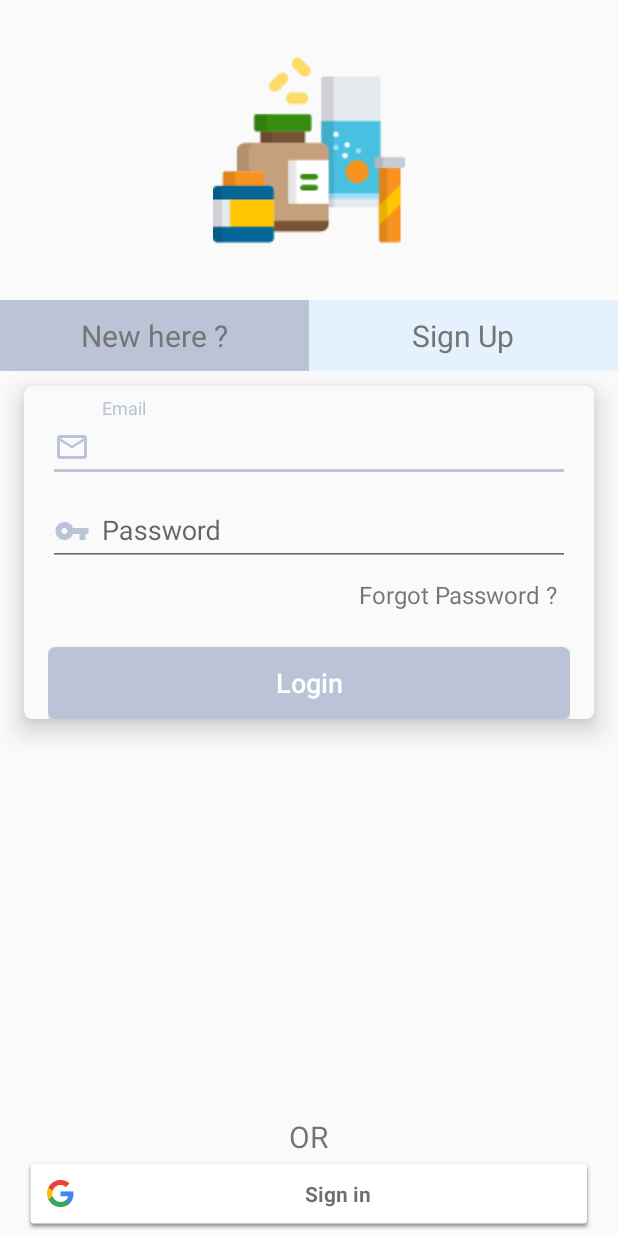
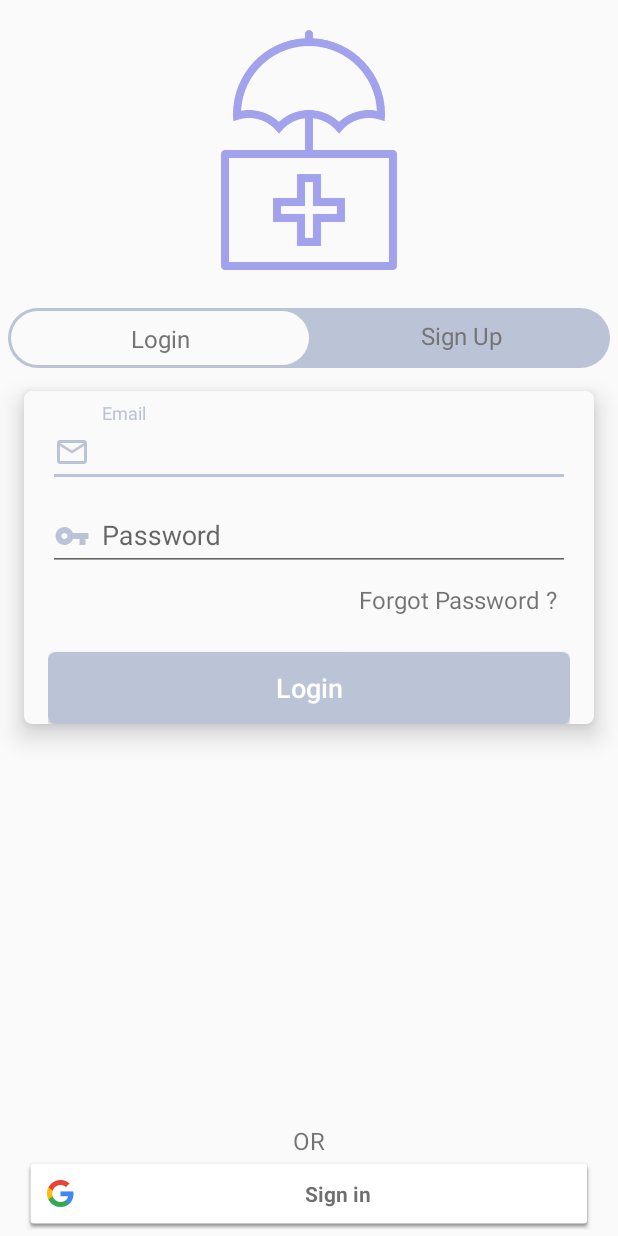
Before and after one commit to benhaxe/MedManager, an Android app: the screen it shows after launch (AccountActivity), on a phone screen of 412 x 824 dp. Run offline under Robolectric (Android 15) with nearby library versions, the light colour scheme and no system bars; our stand-ins replace Firebase (no records; nobody signed in at launch, a user with empty details on screens opened directly), Picasso; libraries missing offline, so code that uses them is left out: net.alexandroid.shpref; 2 statements that could not run were skipped.

```diff
--- a/app/build.gradle
+++ b/app/build.gradle
@@ -39,7 +39,6 @@ dependencies {
     compile 'com.google.firebase:firebase-storage:12.0.0' // Storage
     compile 'com.google.firebase:firebase-messaging:12.0.0' // Cloud Messaging
     compile 'com.google.firebase:firebase-database:12.0.0'   // Database
-    compile 'com.firebaseui:firebase-ui-database:3.2.2' // Fire base Ui
 
 
     implementation 'com.firebase:firebase-jobdispatcher:0.8.5' // Job dispatcher
--- /dev/null
+++ b/app/src/main/res/drawable/login_signup.xml
@@ -0,0 +1,8 @@
+<?xml version="1.0" encoding="utf-8"?>
+<shape xmlns:android="http://schemas.android.com/apk/res/android"
+    android:shape="rectangle">
+    <corners android:radius="30dp" />
+
+    <solid android:color="@color/link_water"/>
+
+</shape>
--- /dev/null
+++ b/app/src/main/res/drawable/ls_button.xml
@@ -0,0 +1,8 @@
+<?xml version="1.0" encoding="utf-8"?>
+<shape xmlns:android="http://schemas.android.com/apk/res/android"
+    android:shape="rectangle">
+    <corners android:radius="40dp" />
+
+    <solid android:color="@color/snow"/>
+
+</shape>
--- a/app/src/main/res/layout/fragment_login.xml
+++ b/app/src/main/res/layout/fragment_login.xml
@@ -1,8 +1,7 @@
-<android.support.design.widget.CoordinatorLayout
-    android:id="@+id/sign_in_snack_bar"
-    xmlns:android="http://schemas.android.com/apk/res/android"
+<android.support.design.widget.CoordinatorLayout xmlns:android="http://schemas.android.com/apk/res/android"
     xmlns:app="http://schemas.android.com/apk/res-auto"
     xmlns:tools="http://schemas.android.com/tools"
+    android:id="@+id/sign_in_snack_bar"
     android:layout_width="match_parent"
     android:layout_height="match_parent"
     tools:context="com.android.benhaxe.medmanager.accountCreation.LoginFragment">
@@ -16,25 +15,27 @@
             android:id="@+id/img_header"
             android:layout_width="match_parent"
             android:layout_height="200dp"
-            android:scaleType="center"
-            android:src="@drawable/vitamin" />
+            android:padding="20dp"
+            android:src="@drawable/insurance" />
 
         <LinearLayout
             android:id="@+id/ll_account_screen"
             android:layout_width="match_parent"
-            android:layout_height="wrap_content"
+            android:layout_height="40dp"
             android:layout_below="@id/img_header"
+            android:layout_margin="5dp"
+            android:background="@drawable/login_signup"
             android:orientation="horizontal">
 
             <TextView
+                android:layout_margin="2dp"
                 style="@style/nav_account_screen"
-                android:background="@color/link_water"
-                android:text="New here ?" />
+                android:background="@drawable/ls_button"
+                android:text="Login" />
 
             <TextView
                 android:id="@+id/tv_goto_sign_up"
                 style="@style/nav_account_screen"
-                android:background="@color/layout_background"
                 android:text="Sign Up" />
         </LinearLayout>
 
@@ -87,8 +88,8 @@
                     android:layout_width="wrap_content"
                     android:layout_height="wrap_content"
                     android:layout_gravity="right"
+                    android:clickable="true"
                     android:padding="8dp"
-                    android:clickable="true"
                     android:text="Forgot Password ?"
                     android:textSize="16sp" />
 
@@ -108,7 +109,7 @@
             android:layout_above="@+id/btn_google"
             android:layout_centerHorizontal="true"
             android:text="OR"
-            android:textSize="20sp" />
+            android:textSize="16sp" />
 
         <com.google.android.gms.common.SignInButton
             android:id="@+id/btn_google"
--- a/app/src/main/res/values/styles.xml
+++ b/app/src/main/res/values/styles.xml
@@ -16,12 +16,12 @@
 
     <!--Style for [Account related views]-->
     <style name="nav_account_screen">
-        <item name="android:textSize">20sp</item>
+        <item name="android:textSize">16sp</item>
         <item name="android:layout_weight">1</item>
         <item name="android:layout_width">0dp</item>
         <item name="android:textColor">@color/secondary_text</item>
         <item name="android:layout_height">wrap_content</item>
-        <item name="android:padding">10dp</item>
+        <item name="android:padding">7dp</item>
         <item name="android:textAlignment" tools:ignore="NewApi">center</item>
     </style>
 
```
Also changed, not shown: app/src/main/java/com/android/benhaxe/medmanager/BaseActivity.java (+2 -40 lines), app/src/main/java/com/android/benhaxe/medmanager/adapter/MonthlyAdapter.java (+6 -33 lines), app/src/main/java/com/android/benhaxe/medmanager/ui/AllMed.java (+78 -43 lines), app/src/main/java/com/android/benhaxe/medmanager/ui/MedicineByMonths.java (+9 -33 lines), app/src/main/res/layout/fragment_sign_up.xml (+13 -13 lines), app/src/main/res/drawable/insurance.png (added), app/src/main/res/drawable/vitamin.png (deleted).
